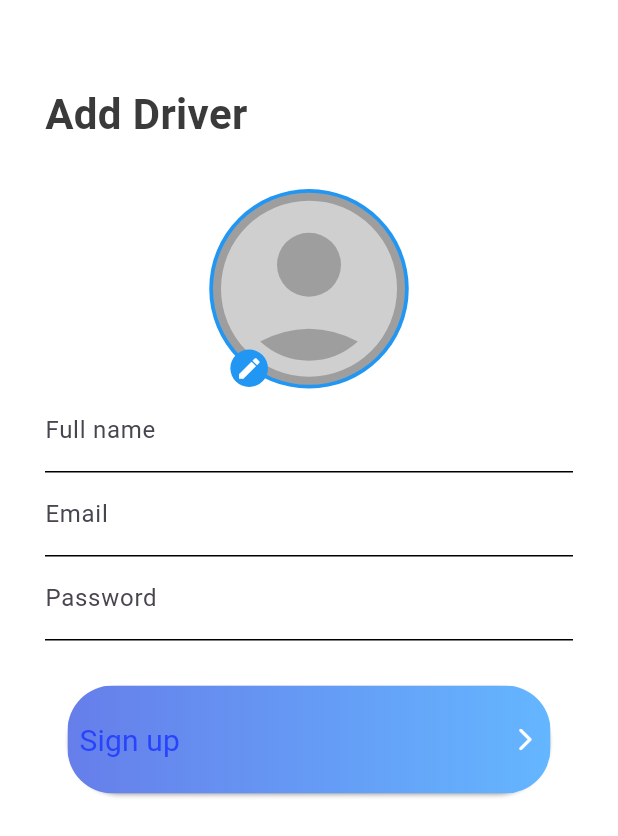
After one commit to a7iiid/admin-ptma, a Flutter app: the DriversView screen opened by its route, after a tap on the "add" icon, on a phone screen of 412 x 824 dp. The commit adds this screen. Shown: the top 836 px of the screen. Run offline on Flutter 3.47's test engine with Material 3 defaults, Android fonts, the light colour scheme and no system bars; our stand-ins replace awesome_dialog, bloc, cloud_firestore, dio, firebase_auth, firebase_core and 8 more; missing offline and left inert: flutter_polyline_points, font_awesome_icon_class; accounts and stored records are empty; Roboto replaces fonts that are missing (Montserrat); project files that could hold a hidden picture were left out.

Commit message:
add driver

```diff
--- a/assets/lang/ar.json
+++ b/assets/lang/ar.json
@@ -52,5 +52,7 @@
     "Phone:": "الهاتف:",
     "Bus Number:": "رقم الباص:",
     "Trip History":"سجل الرحل",
-    "Passengers":"عدد الركاب"
+    "Passengers":"عدد الركاب",
+    "Trip Date":"تاريخ الرحلة",
+    "Add Driver":"اضف سائق جديد"
 }
--- a/assets/lang/en.json
+++ b/assets/lang/en.json
@@ -54,7 +54,9 @@
 "Is Active":"Is Active",
 "Phone:":"Phone:",
 "Bus Number:":"Bus Number:",
-"Trip History":"Trip History"
+"Trip History":"Trip History",
+"Trip Date":"Trip Date",
+    "Add Driver":"Add Driver"
 
 
 
--- a/lib/core/utils/rout.dart
+++ b/lib/core/utils/rout.dart
@@ -5,7 +5,7 @@ import 'package:admin/feture/driver/presantation/view/drivers_view.dart';
 import 'package:admin/feture/stations/station_view.dart';
 import 'package:go_router/go_router.dart';
 import '/../feture/autth/presentation/view/signin.dart';
-import '/../feture/autth/presentation/view/signup.dart';
+import '../../feture/driver/presantation/widget/add_driver_body.dart';
 import '/../feture/home/presentation/view/home_page.dart';
 import '/../feture/settings/view/settings.dart';
 import '/../feture/user_profile/presntation/view/widget/edit_profile_page.dart';
@@ -42,7 +42,7 @@ abstract class Routes {
     GoRoute(
       path: kSignUpScreen,
       builder: (context, state) {
-        return const SignUpScreen();
+        return const AddDriverBody();
       },
     ),
     GoRoute(
--- a/lib/feture/Bus/presantation/widget/add_bus.dart
+++ b/lib/feture/Bus/presantation/widget/add_bus.dart
@@ -65,7 +65,7 @@ class AddBus extends StatelessWidget {
           ElevatedButton(
             onPressed: () async {
               Bus bus = Bus(
-                  busLocation: GeoPoint(32, 35),
+                  busLocation: GeoPoint(32.4, 35.1),
                   busname: nameBus.text,
                   busnumber: numBus.text,
                   endStation: distnationStation!.stationLocation,
--- /dev/null
+++ b/lib/feture/driver/presantation/view/add_driver.dart
@@ -0,0 +1,46 @@
+import 'package:admin/core/utils/localization/app_localaization.dart';
+import 'package:admin/feture/driver/presantation/widget/add_driver_body.dart';
+import 'package:flutter/material.dart';
+import 'package:cloud_firestore/cloud_firestore.dart';
+import '../../data/model/Driver.dart';
+
+class AddDriver extends StatefulWidget {
+  const AddDriver({Key? key}) : super(key: key);
+
+  @override
+  _AddDriverState createState() => _AddDriverState();
+}
+
+class _AddDriverState extends State<AddDriver> {
+  final _formKey = GlobalKey<FormState>();
+
+  TextEditingController _nameController = TextEditingController();
+  TextEditingController _emailController = TextEditingController();
+  TextEditingController _phoneController = TextEditingController();
+  TextEditingController _busNumController = TextEditingController();
+  TextEditingController _salaryController = TextEditingController();
+  TextEditingController _photoUrlController = TextEditingController();
+
+  @override
+  void dispose() {
+    _nameController.dispose();
+    _emailController.dispose();
+    _phoneController.dispose();
+    _busNumController.dispose();
+    _salaryController.dispose();
+    _photoUrlController.dispose();
+    super.dispose();
+  }
+
+  @override
+  Widget build(BuildContext context) {
+    return Scaffold(
+        // appBar: AppBar(
+        //   title: Text(
+        //     'Add Driver'.tr(context),
+        //   ),
+        //   centerTitle: true,
+        // ),
+        body: AddDriverBody());
+  }
+}
--- a/lib/feture/driver/presantation/view/drivers_view.dart
+++ b/lib/feture/driver/presantation/view/drivers_view.dart
@@ -2,6 +2,8 @@ import 'package:admin/core/utils/localization/app_localaization.dart';
 import 'package:admin/feture/driver/presantation/view/driver_body.dart';
 import 'package:flutter/cupertino.dart';
 import 'package:flutter/material.dart';
+
+import 'add_driver.dart';
 
 class DriversView extends StatelessWidget {
   const DriversView({super.key});
@@ -16,6 +18,15 @@ class DriversView extends StatelessWidget {
         centerTitle: true,
       ),
       body: DriverBody(),
+      floatingActionButton: FloatingActionButton(
+        onPressed: () {
+          Navigator.push(
+            context,
+            MaterialPageRoute(builder: (context) => AddDriver()),
+          );
+        },
+        child: Icon(Icons.add),
+      ),
     );
   }
 }
--- /dev/null
+++ b/lib/feture/driver/presantation/widget/add_driver_body.dart
@@ -0,0 +1,112 @@
+import 'dart:io';
+
+import 'package:flutter/material.dart';
+import 'package:flutter/widgets.dart';
+import 'package:flutter_bloc/flutter_bloc.dart';
+import 'package:flutter_svg/flutter_svg.dart';
+import '/../core/utils/Style.dart';
+import '/../core/utils/images.dart';
+import '/../core/utils/localization/app_localaization.dart';
+import '/../feture/autth/manger/cubit/auth_cubit.dart';
+import '../../../../core/widget/custom_button.dart';
+import '../../../../core/widget/custom_teaxt_form_field.dart';
+import '../../../autth/presentation/widget/set_user_image.dart';
+
+class AddDriverBody extends StatefulWidget {
+  const AddDriverBody({super.key});
+
+  @override
+  State<AddDriverBody> createState() => _AddDriverBodyState();
+}
+
+class _AddDriverBodyState extends State<AddDriverBody> {
+  @override
+  GlobalKey<FormState> key = GlobalKey<FormState>();
+
+  final emailControlar = TextEditingController();
+
+  final pasControlar = TextEditingController();
+  final nameControlar = TextEditingController();
+
+  @override
+  void dispose() {
+    emailControlar.dispose();
+    pasControlar.dispose();
+    super.dispose();
+  }
+
+  @override
+  Widget build(BuildContext context) {
+    return Form(
+      key: key,
+      child: SafeArea(
+          child: BlocConsumer<AuthAppCubit, AuthState>(
+              listener: (context, state) {},
+              builder: (context, state) {
+                return SingleChildScrollView(
+                  padding: const EdgeInsets.all(30),
+                  child: Column(
+                    children: [
+                      const SizedBox(
+                        height: 30,
+                      ),
+                      Row(
+                        children: [
+                          Text('Add Driver'.tr(context),
+                              style: AppStyle.bold28blak),
+                          Spacer()
+                        ],
+                      ),
+                      const SizedBox(
+                        height: 33,
+                      ),
+                      SetUserImage(),
+                      CustomTeaxtFormField(
+                        controlar: nameControlar,
+                        validatText: 'pleas Enter name'.tr(context),
+                        hintText: 'Full name'.tr(context),
+                        labelText: 'Full name'.tr(context),
+                      ),
+                      CustomTeaxtFormField(
+                        controlar: emailControlar,
+                        validatText: 'pleas Enter email'.tr(context),
+                        hintText: 'Email'.tr(context),
+                        labelText: 'Email'.tr(context),
+                      ),
+                      CustomTeaxtFormField(
+                        controlar: pasControlar,
+                        validatText: "pleas Enter Passwored".tr(context),
+                        hintText: 'Password'.tr(context),
+                        labelText: 'Password'.tr(context),
+                      ),
+                      const SizedBox(
+                        height: 30,
+                      ),
+                      CustomButton(
+                        title: 'Sign up'.tr(context),
+                        backgraondColor: const Color(0xFF2743FB),
+                        textStyle: AppStyle.reguler20white,
+                        iconcolor: Colors.white,
+                        function: () {
+                          if (key.currentState!.validate()) {
+                            AuthAppCubit.get(context).creatAcaunte(
+                                emailControlar.text,
+                                pasControlar.text,
+                                nameControlar.text,
+                                context);
+                          }
+                        },
+                      ),
+                      const SizedBox(
+                        height: 60,
+                      ),
+                      Align(
+                          alignment: Alignment.center,
+                          child: Text('or using social '.tr(context)))
+                    ],
+                  ),
+                );
+              })),
+    );
+  }
+}
```
Also changed, not shown: lib/feture/autth/presentation/view/signin.dart (+6 -33 lines), lib/feture/autth/presentation/view/signup.dart (deleted, +0 -142 lines), lib/feture/history/presantation/widget/card.dart (+16 -26 lines), assets/images/login.svg.
